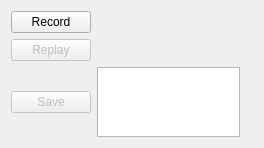
Before: the Qt Designer form gui/main_window.ui in CanoeH01/KeyboardMouseMacroApp, drawn with Qt 5.
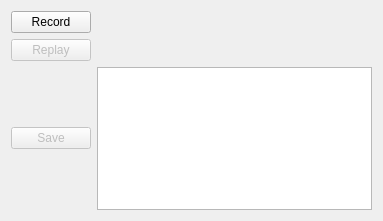
After: the same form once the commit is applied.

Commit message: Implemented file I/O logic completely. Loaded macros can't be replayed yet, planning to separate recording and playing UIs

The edit to the form file:
```diff
--- a/gui/main_window.ui
+++ b/gui/main_window.ui
@@ -6,22 +6,22 @@
    <rect>
     <x>0</x>
     <y>0</y>
-    <width>264</width>
-    <height>148</height>
+    <width>383</width>
+    <height>221</height>
    </rect>
   </property>
   <property name="windowTitle">
    <string>Form</string>
   </property>
   <layout class="QGridLayout" name="gridLayout">
-   <item row="1" column="2">
+   <item row="1" column="1">
     <widget class="QLabel" name="lblRecording">
      <property name="text">
       <string/>
      </property>
     </widget>
    </item>
-   <item row="5" column="2">
+   <item row="6" column="1">
     <spacer name="horizontalSpacer">
      <property name="orientation">
       <enum>Qt::Orientation::Horizontal</enum>
@@ -44,7 +44,7 @@
      </property>
     </widget>
    </item>
-   <item row="5" column="0">
+   <item row="6" column="0">
     <widget class="QPushButton" name="btnReplay">
      <property name="enabled">
       <bool>false</bool>
@@ -54,7 +54,7 @@
      </property>
     </widget>
    </item>
-   <item row="6" column="0">
+   <item row="7" column="0">
     <widget class="QPushButton" name="btnSave">
      <property name="enabled">
       <bool>false</bool>
@@ -64,8 +64,68 @@
      </property>
     </widget>
    </item>
-   <item row="6" column="1">
-    <widget class="QListView" name="lstSavedMacros"/>
+   <item row="7" column="1">
+    <widget class="QTableWidget" name="tblSavedMacros">
+     <property name="focusPolicy">
+      <enum>Qt::FocusPolicy::ClickFocus</enum>
+     </property>
+     <property name="autoFillBackground">
+      <bool>false</bool>
+     </property>
+     <property name="styleSheet">
+      <string notr="true"/>
+     </property>
+     <property name="editTriggers">
+      <set>QAbstractItemView::EditTrigger::NoEditTriggers</set>
+     </property>
+     <property name="showDropIndicator" stdset="0">
+      <bool>false</bool>
+     </property>
+     <property name="dragDropOverwriteMode">
+      <bool>false</bool>
+     </property>
+     <property name="selectionMode">
+      <enum>QAbstractItemView::SelectionMode::SingleSelection</enum>
+     </property>
+     <property name="selectionBehavior">
+      <enum>QAbstractItemView::SelectionBehavior::SelectRows</enum>
+     </property>
+     <property name="showGrid">
+      <bool>false</bool>
+     </property>
+     <property name="gridStyle">
+      <enum>Qt::PenStyle::SolidLine</enum>
+     </property>
+     <property name="sortingEnabled">
+      <bool>false</bool>
+     </property>
+     <property name="columnCount">
+      <number>2</number>
+     </property>
+     <attribute name="horizontalHeaderVisible">
+      <bool>false</bool>
+     </attribute>
+     <attribute name="horizontalHeaderCascadingSectionResizes">
+      <bool>false</bool>
+     </attribute>
+     <attribute name="horizontalHeaderDefaultSectionSize">
+      <number>100</number>
+     </attribute>
+     <attribute name="horizontalHeaderHighlightSections">
+      <bool>false</bool>
+     </attribute>
+     <attribute name="horizontalHeaderStretchLastSection">
+      <bool>true</bool>
+     </attribute>
+     <attribute name="verticalHeaderVisible">
+      <bool>false</bool>
+     </attribute>
+     <attribute name="verticalHeaderDefaultSectionSize">
+      <number>32</number>
+     </attribute>
+     <column/>
+     <column/>
+    </widget>
    </item>
   </layout>
  </widget>
```
The commit also changes 3 other files.
